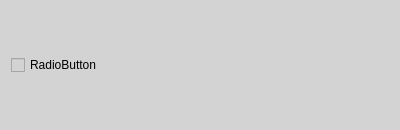
Above: Drivers/DAQ/daq_selector.ui from FranciscoGauna/Microscopy-Program before the change. Below: the same form after it.
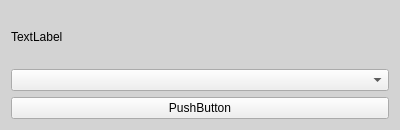
That is the form after the change.

```diff
--- a/Drivers/DAQ/daq_selector.ui
+++ b/Drivers/DAQ/daq_selector.ui
@@ -17,10 +17,27 @@
    <string notr="true">background-color: lightgray;</string>
   </property>
   <layout class="QGridLayout" name="gridLayout">
+   <item row="1" column="0">
+    <widget class="QComboBox" name="daq_cb">
+     <property name="styleSheet">
+      <string notr="true">background-color: Pale gray;</string>
+     </property>
+    </widget>
+   </item>
    <item row="0" column="0">
-    <widget class="QCheckBox" name="daq_cb">
+    <widget class="QLabel" name="daq_lb">
      <property name="text">
-      <string>RadioButton</string>
+      <string>TextLabel</string>
+     </property>
+    </widget>
+   </item>
+   <item row="2" column="0">
+    <widget class="QPushButton" name="load_conf_bt">
+     <property name="styleSheet">
+      <string notr="true">background-color: Pale gray;</string>
+     </property>
+     <property name="text">
+      <string>PushButton</string>
      </property>
     </widget>
    </item>
```
